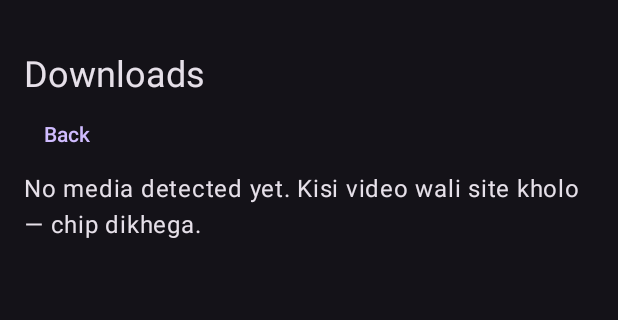
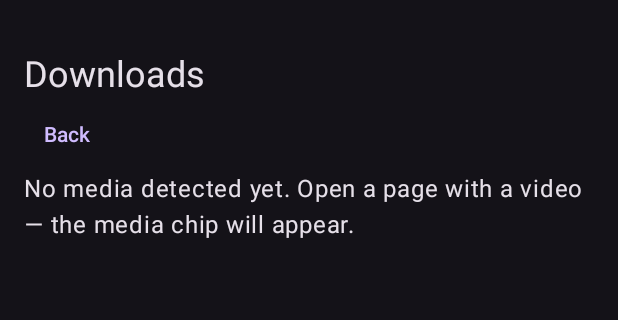
Before and after one commit to shivytyahoo/GlideBrowser, an Android app built with Jetpack Compose: the screen it shows after launch (MainActivity), after a tap on "Downloads", on a phone screen of 412 x 824 dp, the part 69-389 px from its top. Run offline under Robolectric (Android 15) with nearby library versions, the phone set to English and light mode, and no system bars; 2 statements that could not run were skipped.

Commit message:
fix(build): add dependency repositories, pure-Kotlin host parsing, English Downloads text

```diff
--- a/androidApp/src/main/java/com/shivytyahoo/glidebrowser/ui/BrowserApp.kt
+++ b/androidApp/src/main/java/com/shivytyahoo/glidebrowser/ui/BrowserApp.kt
@@ -70,7 +70,7 @@ import com.glidebrowser.adblock.StealthAdBlocker
     Column(Modifier.fillMaxSize().padding(16.dp)) {
         Text("Downloads", style = MaterialTheme.typography.headlineSmall)
         TextButton(onClick = onBack) { Text("Back") }
-        if (media.isEmpty()) Text("No media detected yet. Kisi video wali site kholo — chip dikhega.")
+        if (media.isEmpty()) Text("No media detected yet. Open a page with a video — the media chip will appear.")
         LazyColumn { items(media) { m -> ListItem(headlineContent = { Text(m.fileName()) }, supportingContent = { Text(m.kind.name + " • " + m.url.take(60)) },
             trailingContent = { TextButton(onClick = {}) { Text("Download") } }) } }
     }
```
